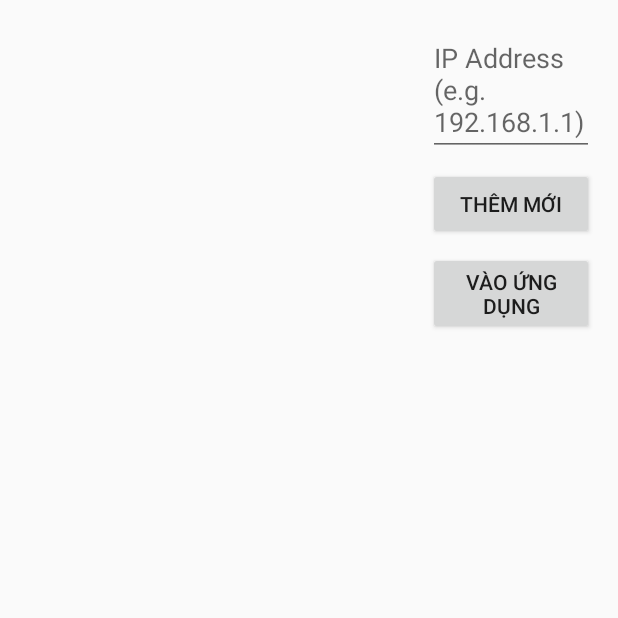
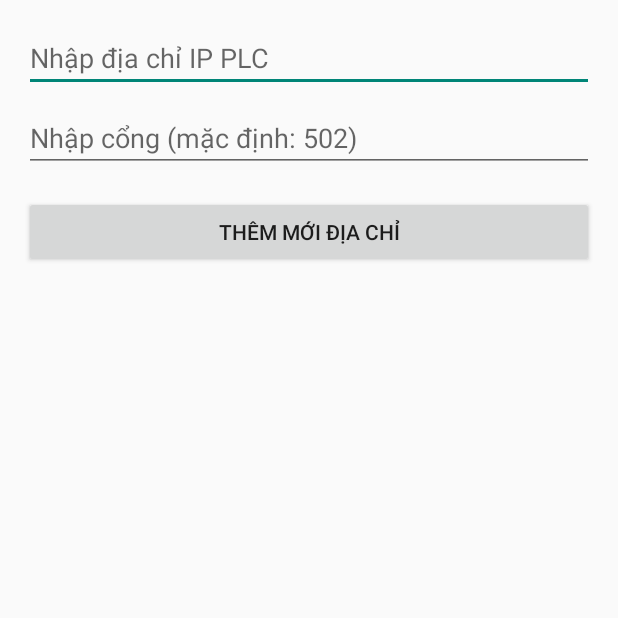
Before and after one commit to Natony/test2, an Android app built with Jetpack Compose: the ConfigActivity screen opened directly, with no data from a screen before it, on a phone screen of 412 x 824 dp, the top half of it. Run offline under Robolectric (Android 15) with nearby library versions, the phone set to English and light mode, and no system bars.

Commit message:
new update 2

```diff
--- a/app/build.gradle.kts
+++ b/app/build.gradle.kts
@@ -66,4 +66,5 @@ dependencies {
     implementation("androidx.recyclerview:recyclerview:1.3.2")
     implementation("com.google.code.gson:gson:2.8.9")
     //implementation("androidx.cardview:cardview:1.0.0")
+
 }
--- a/app/src/main/java/com/example/test2/ConfigActivity.kt
+++ b/app/src/main/java/com/example/test2/ConfigActivity.kt
@@ -2,9 +2,7 @@ package com.example.test2
 
 import android.content.Context
 import android.content.Intent
-import android.content.SharedPreferences
 import android.os.Bundle
-import android.view.View // Thêm import này
 import android.widget.Button
 import android.widget.EditText
 import android.widget.Toast
@@ -17,101 +15,83 @@ import com.google.gson.reflect.TypeToken
 class ConfigActivity : ComponentActivity() {
 
     private lateinit var etPLCAddress: EditText
-    private lateinit var btnAdd: Button
+    private lateinit var etPLCPort: EditText
     private lateinit var btnSave: Button
-    private lateinit var btnGoToMain: Button
-    private lateinit var adapter: ConfigAdapter // Sửa thành ConfigAdapter
-    private lateinit var prefs: SharedPreferences
-    private var selectedItem: ConfigItem? = null
+    private lateinit var rvAddresses: RecyclerView
+    private lateinit var adapter: ConfigAdapter
+
+    private val prefsName = "AppPrefs"
+    private val addressesKey = "plc_addresses"
+    private val gson = Gson()
+    private var addressList = mutableListOf<ConfigItem>()
 
     override fun onCreate(savedInstanceState: Bundle?) {
         super.onCreate(savedInstanceState)
         setContentView(R.layout.activity_config)
+        etPLCAddress = findViewById(R.id.etPLCAddress)
+        etPLCPort = findViewById(R.id.etPLCPort)
+        btnSave = findViewById(R.id.btnSave)
+        rvAddresses = findViewById(R.id.rvAddresses)
 
-        prefs = getSharedPreferences("AppPrefs", Context.MODE_PRIVATE)
-        initViews()
-        setupRecyclerView()
-        loadSavedConfigs()
-    }
-
-    private fun initViews() {
-        etPLCAddress = findViewById(R.id.etPLCAddress)
-        btnAdd = findViewById(R.id.btnAdd)
-        btnSave = findViewById(R.id.btnSave)
-        btnGoToMain = findViewById(R.id.btnGoToMain)
-
-        btnAdd.setOnClickListener { resetForm() }
-        btnSave.setOnClickListener { saveConfig() }
-        btnGoToMain.setOnClickListener { goToMain() }
-    }
-
-    private fun setupRecyclerView() {
+        rvAddresses.layoutManager = LinearLayoutManager(this)
         adapter = ConfigAdapter(
-            onItemClick = { config ->
-                selectedItem = config
-                etPLCAddress.setText(config.ipAddress)
-                btnSave.visibility = View.VISIBLE // Đã có import View
+            onItemClick = { selected ->
+                // Lưu địa chỉ được chọn để MainActivity dùng
+                val prefs = getSharedPreferences(prefsName, Context.MODE_PRIVATE)
+                prefs.edit().putString("modbus_ip", selected.ipAddress).apply()
+                prefs.edit().putInt("modbus_port", selected.port).apply()
+                startActivity(Intent(this, MainActivity::class.java))
+                finish()
             },
-            onDeleteClick = { config ->
-                deleteConfig(config)
+            onDeleteClick = { itemToDelete ->
+                addressList.remove(itemToDelete)
+                saveAddresses()
+                updateRecyclerView()
             }
         )
+        rvAddresses.adapter = adapter
 
-        findViewById<RecyclerView>(R.id.rvConfigs).apply {
-            layoutManager = LinearLayoutManager(this@ConfigActivity)
-            adapter = this@ConfigActivity.adapter // Gán đúng adapter
+        loadAddresses()
+        updateRecyclerView()
+
+        btnSave.setOnClickListener {
+            val ip = etPLCAddress.text.toString().trim()
+            val portStr = etPLCPort.text.toString().trim()
+            if (ip.isEmpty() || portStr.isEmpty()) {
+                Toast.makeText(this, "Vui lòng nhập đầy đủ thông tin", Toast.LENGTH_SHORT).show()
+                return@setOnClickListener
+            }
+            val port = portStr.toIntOrNull()
+            if (port == null) {
+                Toast.makeText(this, "Cổng không hợp lệ", Toast.LENGTH_SHORT).show()
+                return@setOnClickListener
+            }
+            // Thêm địa chỉ mới
+            val newItem = ConfigItem(ip, port)
+            addressList.add(newItem)
+            saveAddresses()
+            updateRecyclerView()
+            etPLCAddress.text.clear()
+            etPLCPort.text.clear()
         }
     }
 
-    private fun saveConfig() {
-        val ip = etPLCAddress.text.toString().trim()
-        if (ip.isEmpty()) {
-            Toast.makeText(this, "Vui lòng nhập IP", Toast.LENGTH_SHORT).show()
-            return
+    private fun loadAddresses() {
+        val prefs = getSharedPreferences(prefsName, Context.MODE_PRIVATE)
+        val json = prefs.getString(addressesKey, null)
+        if (json != null) {
+            val type = object : TypeToken<MutableList<ConfigItem>>() {}.type
+            addressList = gson.fromJson(json, type)
         }
-
-        val configs = getSavedConfigs().toMutableList()
-        selectedItem?.let {
-            configs.removeAll { item -> item.id == it.id }
-            configs.add(it.copy(ipAddress = ip))
-        } ?: run {
-            configs.add(ConfigItem(ipAddress = ip))
-        }
-
-        saveConfigs(configs)
-        loadSavedConfigs()
-        resetForm()
     }
 
-    private fun deleteConfig(config: ConfigItem) {
-        val configs = getSavedConfigs().toMutableList().apply {
-            removeAll { it.id == config.id }
-        }
-        saveConfigs(configs)
-        loadSavedConfigs()
+    private fun saveAddresses() {
+        val prefs = getSharedPreferences(prefsName, Context.MODE_PRIVATE)
+        val json = gson.toJson(addressList)
+        prefs.edit().putString(addressesKey, json).apply()
     }
 
-    private fun getSavedConfigs(): List<ConfigItem> {
-        val json = prefs.getString("saved_configs", "[]")
-        return Gson().fromJson(json, object : TypeToken<List<ConfigItem>>() {}.type)
-    }
-
-    private fun saveConfigs(configs: List<ConfigItem>) {
-        prefs.edit().putString("saved_configs", Gson().toJson(configs)).apply()
-    }
-
-    private fun loadSavedConfigs() {
-        adapter.updateData(getSavedConfigs()) // Đảm bảo adapter có phương thức này
-    }
-
-    private fun resetForm() {
-        selectedItem = null
-        etPLCAddress.text.clear()
-        btnSave.visibility = View.GONE // Đã có import View
-    }
-
-    private fun goToMain() {
-        startActivity(Intent(this, MainActivity::class.java))
-        finish()
+    private fun updateRecyclerView() {
+        adapter.updateData(addressList)
     }
 }
--- a/app/src/main/java/com/example/test2/ConfigAdapter.kt
+++ b/app/src/main/java/com/example/test2/ConfigAdapter.kt
@@ -34,7 +34,6 @@ class ConfigAdapter(
 
     override fun getItemCount(): Int = items.size
 
-    // Thêm phương thức updateData
     fun updateData(newItems: List<ConfigItem>) {
         items.clear()
         items.addAll(newItems)
--- a/app/src/main/java/com/example/test2/ModbusRegisterMap.kt
+++ b/app/src/main/java/com/example/test2/ModbusRegisterMap.kt
@@ -17,15 +17,15 @@ class ModbusRegisterMap {
      */
     fun updateFromRegisters(regs: IntArray) {
         if (regs.size >= 22) {
-            pallet = regs[19]
-            load = regs[20]
-            unload = regs[21]
             power = regs[1] == 1
             lock = regs[2] == 1
             buzzer = regs[3] == 1
             position = regs[4] == 1
             mode = regs[5] == 1
             handling = regs[6] == 1
+            pallet = regs[19]
+            load = regs[20]
+            unload = regs[21]
         }
     }
 }
--- a/app/src/main/res/layout/activity_config.xml
+++ b/app/src/main/res/layout/activity_config.xml
@@ -1,53 +1,36 @@
 <?xml version="1.0" encoding="utf-8"?>
-<LinearLayout xmlns:android="http://schemas.android.com/apk/res/android"
-    xmlns:app="http://schemas.android.com/apk/res-auto"
+<LinearLayout
+    xmlns:android="http://schemas.android.com/apk/res/android"
     android:layout_width="match_parent"
     android:layout_height="match_parent"
-    android:orientation="horizontal"
+    android:orientation="vertical"
     android:padding="16dp">
-
-    <!-- Danh sách cấu hình -->
-    <androidx.recyclerview.widget.RecyclerView
-        android:id="@+id/rvConfigs"
-        android:layout_width="0dp"
-        android:layout_height="match_parent"
-        android:layout_weight="2"/>
-
-    <!-- Form thêm/sửa -->
-    <LinearLayout
-        android:layout_width="0dp"
-        android:layout_height="match_parent"
-        android:layout_weight="1"
-        android:orientation="vertical"
-        android:paddingStart="16dp">
 
     <EditText
         android:id="@+id/etPLCAddress"
         android:layout_width="match_parent"
         android:layout_height="wrap_content"
-            android:hint="IP Address (e.g. 192.168.1.1)"/>
+        android:hint="Nhập địa chỉ IP PLC"
+        android:inputType="text" />
 
-        <Button
-            android:id="@+id/btnAdd"
+    <EditText
+        android:id="@+id/etPLCPort"
         android:layout_width="match_parent"
         android:layout_height="wrap_content"
-            android:layout_marginTop="8dp"
-            android:text="Thêm mới"/>
+        android:hint="Nhập cổng (mặc định: 502)"
+        android:inputType="number"
+        android:layout_marginTop="8dp" />
 
     <Button
         android:id="@+id/btnSave"
         android:layout_width="match_parent"
         android:layout_height="wrap_content"
-            android:layout_marginTop="8dp"
-            android:text="Lưu thay đổi"
-            android:visibility="gone"/>
+        android:text="Thêm mới địa chỉ"
+        android:layout_marginTop="16dp" />
 
-        <Button
-            android:id="@+id/btnGoToMain"
+    <androidx.recyclerview.widget.RecyclerView
+        android:id="@+id/rvAddresses"
         android:layout_width="match_parent"
         android:layout_height="wrap_content"
-            android:layout_marginTop="8dp"
-            android:text="Vào ứng dụng"/>
-
+        android:layout_marginTop="16dp" />
 </LinearLayout>
-</LinearLayout>
```
Also changed, not shown: app/src/main/java/com/example/test2/ConfigItem.kt (+2 -5 lines), app/src/main/res/layout/item_config.xml (+9 -15 lines). Lines whose indentation alone changed are shown as unchanged.
